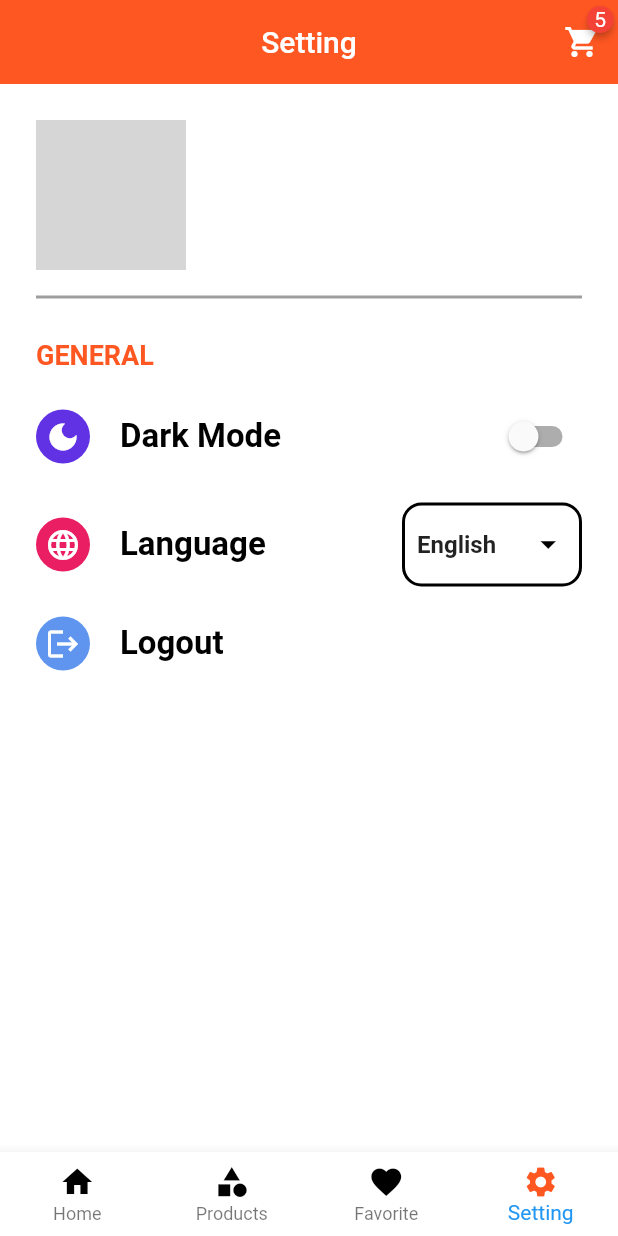
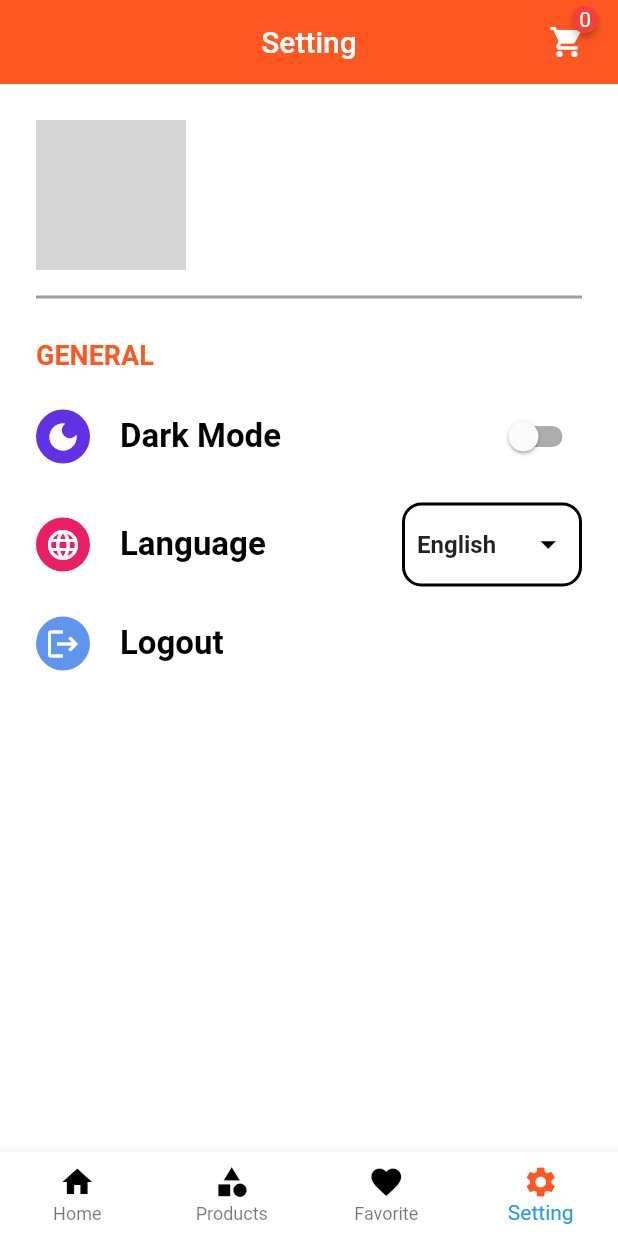
Before and after one commit to saeedBark/e_commerce, a Flutter app: the MainScreen screen opened by its route, item 4 of the bottom bar chosen, on a phone screen of 412 x 824 dp. Run offline on Flutter 3.47's test engine with Material 2 defaults, Android fonts, the phone set to English and light mode, and no system bars; drawn by our look-alikes of badges; our stand-ins replace carousel_slider, firebase_auth, firebase_core, flutter_rating_bar, geocoding, geolocator and 5 more; accounts and stored records are empty; network calls fail; statements that could not run were skipped; grey boxes are pictures that could not be loaded.

Commit message:
update code

```diff
--- a/lib/logic/controller/cart_controller.dart
+++ b/lib/logic/controller/cart_controller.dart
@@ -30,9 +30,10 @@ class CartController extends GetxController {
   }
 
   void removeProductFromCart(ProductModels productModels) {
-    if(productsMap.containsKey(productModels) && productsMap[productModels] == 1){
+    if (productsMap.containsKey(productModels) &&
+        productsMap[productModels] == 1) {
       productsMap.removeWhere((key, value) => key == productModels);
-    }else{
+    } else {
       productsMap[productModels] -= 1;
     }
   }
@@ -44,13 +45,13 @@ class CartController extends GetxController {
   void clearAllProducts() {
     Get.defaultDialog(
       title: 'Clean Products',
-      titleStyle: TextStyle(
+      titleStyle: const TextStyle(
         fontSize: 18,
         fontWeight: FontWeight.bold,
         color: Colors.black,
       ),
       middleText: 'Are you sure you need to clear all products ',
-      middleTextStyle: TextStyle(
+      middleTextStyle: const TextStyle(
         fontSize: 18,
         fontWeight: FontWeight.bold,
         color: Colors.black,
@@ -58,19 +59,18 @@ class CartController extends GetxController {
       backgroundColor: Colors.grey,
       radius: 10,
       textCancel: 'NO',
-      cancelTextColor:Get.isDarkMode ? Colors.white : blackColor,
+      cancelTextColor: Get.isDarkMode ? Colors.white : blackColor,
       textConfirm: 'YES',
       confirmTextColor: Get.isDarkMode ? Colors.white : blackColor,
-      onCancel: (){
+      onCancel: () {
         Get.toNamed(Routes.cartScreen);
       },
-      onConfirm: (){
+      onConfirm: () {
         productsMap.clear();
         Get.back();
       },
-      buttonColor:Get.isDarkMode? pinkColor:mainColor ,
+      buttonColor: Get.isDarkMode ? pinkColor : mainColor,
     );
-
   }
 
   get productSubTotal =>
@@ -81,4 +81,16 @@ class CartController extends GetxController {
       .toList()
       .reduce((value, element) => value + element)
       .toStringAsFixed(2);
+
+  int quantity() {
+    if(productsMap.isEmpty){
+      return 0;
+    }
+    else {
+      return productsMap.entries
+          .map((e) => e.value)
+          .toList()
+          .reduce((value, element) => value + element);
+    }
+  }
 }
--- a/lib/view/screens/cart_screen.dart
+++ b/lib/view/screens/cart_screen.dart
@@ -39,8 +39,8 @@ class CartScreen extends StatelessWidget {
                            CartProductCard(
                              productModels: controller.productsMap.keys
                                  .toList()[index],
-                             index: index, quantity: controller.productsMap
-                               .values.toList()[index],
+                             index: index,
+                             quantity: controller.productsMap.values.toList()[index],
                            ),
                        separatorBuilder: (context, index) =>
                            const SizedBox(
--- a/lib/view/screens/main_screen.dart
+++ b/lib/view/screens/main_screen.dart
@@ -3,6 +3,7 @@ import 'package:e_commerce/utils/theme.dart';
 import 'package:get/get.dart';
 import 'package:flutter/material.dart' hide Badge;
 import 'package:badges/badges.dart';
+import '../../logic/controller/cart_controller.dart';
 import '../../logic/controller/main_controller.dart';
 import '../../utils/routes/routes.dart';
 
@@ -11,6 +12,7 @@ class MainScreen extends StatelessWidget {
   MainScreen({Key? key}) : super(key: key);
 
   final controller = Get.find<MainController>();
+  final cartController = Get.find<CartController>();
 
   @override
   Widget build(BuildContext context) {
@@ -23,13 +25,17 @@ class MainScreen extends StatelessWidget {
               elevation: 0,
               leading: Container(),
               actions: [
-               badge.Badge(
+              Obx(() {
+                return   Padding(
+                  padding: const EdgeInsets.only(right: 10.0),
+                  child: badge.Badge(
+                    badgeColor: Colors.red,
                     position: BadgePosition.topEnd(top: 0, end: 3),
                     animationDuration: const Duration(milliseconds: 300),
                     animationType: BadgeAnimationType.slide,
-                  badgeContent: const Text(
-                  '5',
-                    style: TextStyle(color: Colors.white),
+                    badgeContent:  Text(
+                      cartController.quantity().toString(),
+                      style: const TextStyle(color: Colors.white),
                     ),
                     child: IconButton(
                       onPressed: () {
@@ -38,7 +44,10 @@ class MainScreen extends StatelessWidget {
                       icon: const Icon(Icons.shopping_cart),
                     ),
                   ),
+                );
 
+              }
+              ,),
               ],
               title: Text(controller.title[controller.currentIndex.value]),
               centerTitle: true,
--- a/lib/view/widget/setting/profile_widget.dart
+++ b/lib/view/widget/setting/profile_widget.dart
@@ -15,18 +15,17 @@ final authController = Get.find<AuthController>();
     return Column(
       crossAxisAlignment: CrossAxisAlignment.start,
       children: [
-
-           Row(
+     Obx(() =>    Row(
        children: [
          Container(
            height: 100,
            width: 100,
-              decoration: const BoxDecoration(
+           decoration:  BoxDecoration(
                color: Colors.white,
                shape: BoxShape.circle,
                image: DecorationImage(
                    image: NetworkImage(
-                          'https://firebasestorage.googleapis.com/v0/b/social-4984d.appspot.com/o/users%2Fsaeed7.jpeg?alt=media&token=a9f49079-f235-44b2-9a19-0fcd77680ca6'),
+                       authController.displayUserPhoto.value),
                    fit: BoxFit.cover)),
          ),
          const SizedBox(
@@ -54,7 +53,8 @@ final authController = Get.find<AuthController>();
        ],
 
 
-      ),
+     ),),
+
       ],
     );
   }
```
Also changed, not shown: lib/logic/controller/auth_controller.dart (+30 -26 lines), lib/view/screens/auth/login_screen.dart (+0 -8 lines), lib/view/widget/check_widget.dart (+5 -6 lines). Lines whose indentation alone changed are shown as unchanged.
